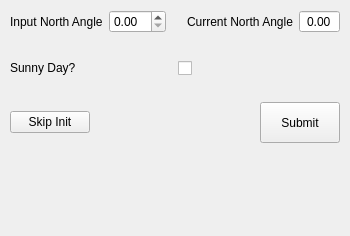
Old version of the form cataglyphis_gui/qt_project_src/cataglyphis_gui/init_step_one.ui in the repository wvu-irl/cataglyphis3-software.
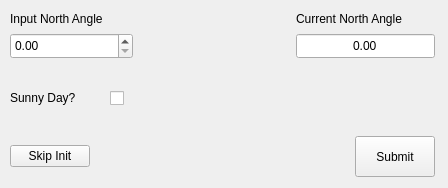
New version of the form.

Commit message: fixing some bugs with the init sequences. reorganizing widget layouts, making them more consistent.

The edit to the form file:
```diff
--- a/cataglyphis_gui/qt_project_src/cataglyphis_gui/init_step_one.ui
+++ b/cataglyphis_gui/qt_project_src/cataglyphis_gui/init_step_one.ui
@@ -6,10 +6,22 @@
    <rect>
     <x>0</x>
     <y>0</y>
-    <width>350</width>
-    <height>236</height>
+    <width>448</width>
+    <height>188</height>
    </rect>
   </property>
+  <property name="sizePolicy">
+   <sizepolicy hsizetype="MinimumExpanding" vsizetype="MinimumExpanding">
+    <horstretch>0</horstretch>
+    <verstretch>0</verstretch>
+   </sizepolicy>
+  </property>
+  <property name="minimumSize">
+   <size>
+    <width>448</width>
+    <height>188</height>
+   </size>
+  </property>
   <property name="windowTitle">
    <string>Form</string>
   </property>
@@ -18,25 +30,51 @@
     <rect>
      <x>10</x>
      <y>10</y>
-     <width>330</width>
-     <height>133</height>
+     <width>425</width>
+     <height>167</height>
     </rect>
    </property>
-   <layout class="QVBoxLayout" name="verticalLayout">
+   <layout class="QVBoxLayout" name="verticalLayout_3">
     <item>
-     <layout class="QHBoxLayout" name="horizontalLayout">
-      <property name="sizeConstraint">
-       <enum>QLayout::SetMinimumSize</enum>
-      </property>
+     <layout class="QHBoxLayout" name="horizontalLayout_2">
+      <item>
+       <layout class="QVBoxLayout" name="verticalLayout_2">
       <item>
        <widget class="QLabel" name="input_NA_label">
+          <property name="sizePolicy">
+           <sizepolicy hsizetype="Preferred" vsizetype="Preferred">
+            <horstretch>0</horstretch>
+            <verstretch>0</verstretch>
+           </sizepolicy>
+          </property>
+          <property name="minimumSize">
+           <size>
+            <width>123</width>
+            <height>17</height>
+           </size>
+          </property>
         <property name="text">
          <string>Input North Angle</string>
         </property>
        </widget>
       </item>
       <item>
-       <widget class="QDoubleSpinBox" name="input_NA_spinbox"/>
+         <widget class="QDoubleSpinBox" name="input_NA_spinbox">
+          <property name="sizePolicy">
+           <sizepolicy hsizetype="Preferred" vsizetype="Fixed">
+            <horstretch>0</horstretch>
+            <verstretch>0</verstretch>
+           </sizepolicy>
+          </property>
+          <property name="minimumSize">
+           <size>
+            <width>123</width>
+            <height>26</height>
+           </size>
+          </property>
+         </widget>
+        </item>
+       </layout>
       </item>
       <item>
        <spacer name="horizontalSpacer">
@@ -52,7 +90,21 @@
        </spacer>
       </item>
       <item>
+       <layout class="QVBoxLayout" name="verticalLayout">
+        <item>
        <widget class="QLabel" name="current_NA_label">
+          <property name="sizePolicy">
+           <sizepolicy hsizetype="Preferred" vsizetype="Fixed">
+            <horstretch>0</horstretch>
+            <verstretch>0</verstretch>
+           </sizepolicy>
+          </property>
+          <property name="minimumSize">
+           <size>
+            <width>139</width>
+            <height>17</height>
+           </size>
+          </property>
         <property name="text">
          <string>Current North Angle</string>
         </property>
@@ -60,6 +112,21 @@
       </item>
       <item>
        <widget class="QDoubleSpinBox" name="current_NA_spinbox">
+          <property name="enabled">
+           <bool>true</bool>
+          </property>
+          <property name="sizePolicy">
+           <sizepolicy hsizetype="Preferred" vsizetype="Fixed">
+            <horstretch>0</horstretch>
+            <verstretch>0</verstretch>
+           </sizepolicy>
+          </property>
+          <property name="minimumSize">
+           <size>
+            <width>139</width>
+            <height>26</height>
+           </size>
+          </property>
         <property name="alignment">
          <set>Qt::AlignCenter</set>
         </property>
@@ -73,6 +140,8 @@
       </item>
      </layout>
     </item>
+     </layout>
+    </item>
     <item>
      <spacer name="verticalSpacer">
       <property name="orientation">
@@ -80,18 +149,15 @@
       </property>
       <property name="sizeHint" stdset="0">
        <size>
-        <width>20</width>
-        <height>18</height>
+        <width>423</width>
+        <height>13</height>
        </size>
       </property>
      </spacer>
     </item>
     <item>
-     <layout class="QHBoxLayout" name="horizontalLayout_3">
-      <property name="sizeConstraint">
-       <enum>QLayout::SetMinimumSize</enum>
-      </property>
-      <item>
+     <layout class="QFormLayout" name="formLayout_3">
+      <item row="0" column="0">
        <widget class="QLabel" name="label">
         <property name="sizePolicy">
          <sizepolicy hsizetype="Minimum" vsizetype="Preferred">
@@ -110,7 +176,7 @@
         </property>
        </widget>
       </item>
-      <item>
+      <item row="0" column="1">
        <widget class="QCheckBox" name="sunny_day_checkbox">
         <property name="minimumSize">
          <size>
@@ -132,16 +198,22 @@
       </property>
       <property name="sizeHint" stdset="0">
        <size>
-        <width>20</width>
-        <height>18</height>
+        <width>423</width>
+        <height>13</height>
        </size>
       </property>
      </spacer>
     </item>
     <item>
-     <layout class="QHBoxLayout" name="horizontalLayout_4">
+     <layout class="QHBoxLayout" name="horizontalLayout">
       <item>
        <widget class="QPushButton" name="skip_init_button">
+        <property name="sizePolicy">
+         <sizepolicy hsizetype="Fixed" vsizetype="Fixed">
+          <horstretch>0</horstretch>
+          <verstretch>0</verstretch>
+         </sizepolicy>
+        </property>
         <property name="minimumSize">
          <size>
           <width>80</width>
@@ -168,6 +240,12 @@
       </item>
       <item>
        <widget class="QPushButton" name="continue_button">
+        <property name="sizePolicy">
+         <sizepolicy hsizetype="Fixed" vsizetype="Fixed">
+          <horstretch>0</horstretch>
+          <verstretch>0</verstretch>
+         </sizepolicy>
+        </property>
         <property name="minimumSize">
          <size>
           <width>80</width>
```
Left out of the diff: 16 changed lines with no effect on the pictures. Lines whose indentation alone changed are shown as unchanged. The commit also changes 131 other files.
